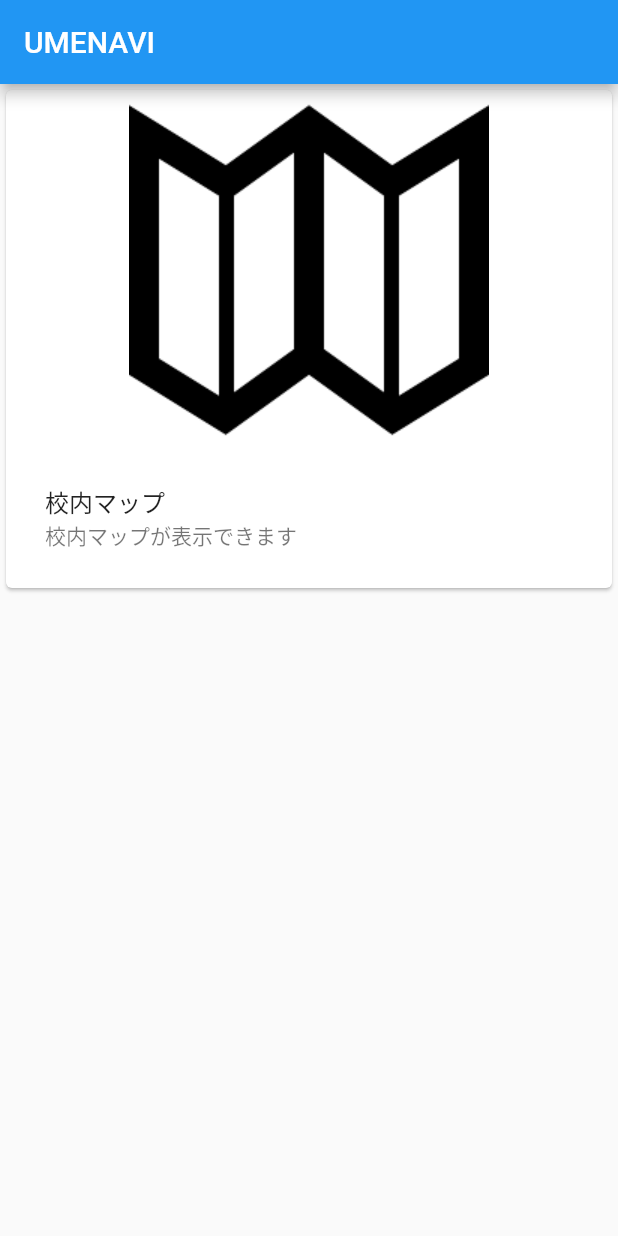
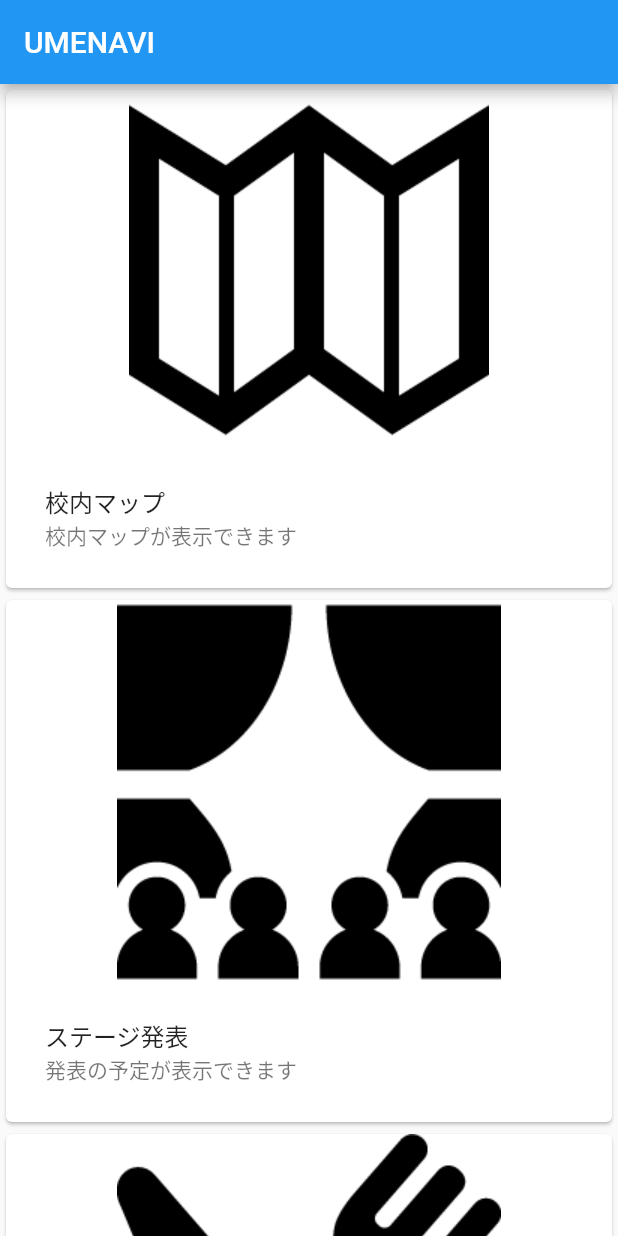
Before and after one commit to FukukouSSJouhou/umenavi, a Flutter app: the screen it shows after launch, on a phone screen of 412 x 824 dp. Run offline on Flutter 3.47's test engine with Material 2 defaults, Android fonts, the phone set to English and light mode, and no system bars.

Commit message:
added pages

```diff
--- a/lib/main.dart
+++ b/lib/main.dart
@@ -1,5 +1,6 @@
 import 'package:flutter/material.dart';
 import "activities/schoolmap.dart";
+import "activities/stage_show.dart";
 void main() {
   runApp(MyApp());
 }
@@ -93,7 +94,44 @@ class _MyHomePageState extends State<MyHomePage> {
                   ],
                 )
               )
-            )
+            ),
+          InkWell(
+              onTap: (){
+                Navigator.push(context,MaterialPageRoute(builder: (conkun) => StageShowPage()));
+              },
+              child:Card(
+                  child:Column(
+                    children: <Widget>[
+                      Image.asset("images/icon/icon_158931_256.png"),
+                      Container(
+                          margin: EdgeInsets.all(10.0),
+                          child:ListTile(
+                            title:Text("ステージ発表"),
+                            subtitle: Text("発表の予定が表示できます"),
+                          )
+                      )
+                    ],
+                  )
+              )
+          ),          InkWell(
+              onTap: (){
+                Navigator.push(context,MaterialPageRoute(builder: (conkun) => StageShowPage()));
+              },
+              child:Card(
+                  child:Column(
+                    children: <Widget>[
+                      Image.asset("images/icon/icon_111651_256.png"),
+                      Container(
+                          margin: EdgeInsets.all(10.0),
+                          child:ListTile(
+                            title:Text("ウメ横"),
+                            subtitle: Text("飯の値段が書いてあります。"),
+                          )
+                      )
+                    ],
+                  )
+              )
+          )
         ],
       ),
 
--- a/pubspec.yaml
+++ b/pubspec.yaml
@@ -51,6 +51,7 @@ flutter:
   assets:
     - images/maps/
     - images/icon/
+    - images/others/
   # An image asset can refer to one or more resolution-specific "variants", see
   # https://flutter.dev/assets-and-images/#resolution-aware.
 
```
Also changed, not shown: lib/activities/stage_show.dart (added, +23 -0 lines), images/icon/icon_111651_256.png (added), images/icon/icon_158931_256.png (added), images/others/TimeTable.png (added), images/others/ウメ横 値段.png (added).
